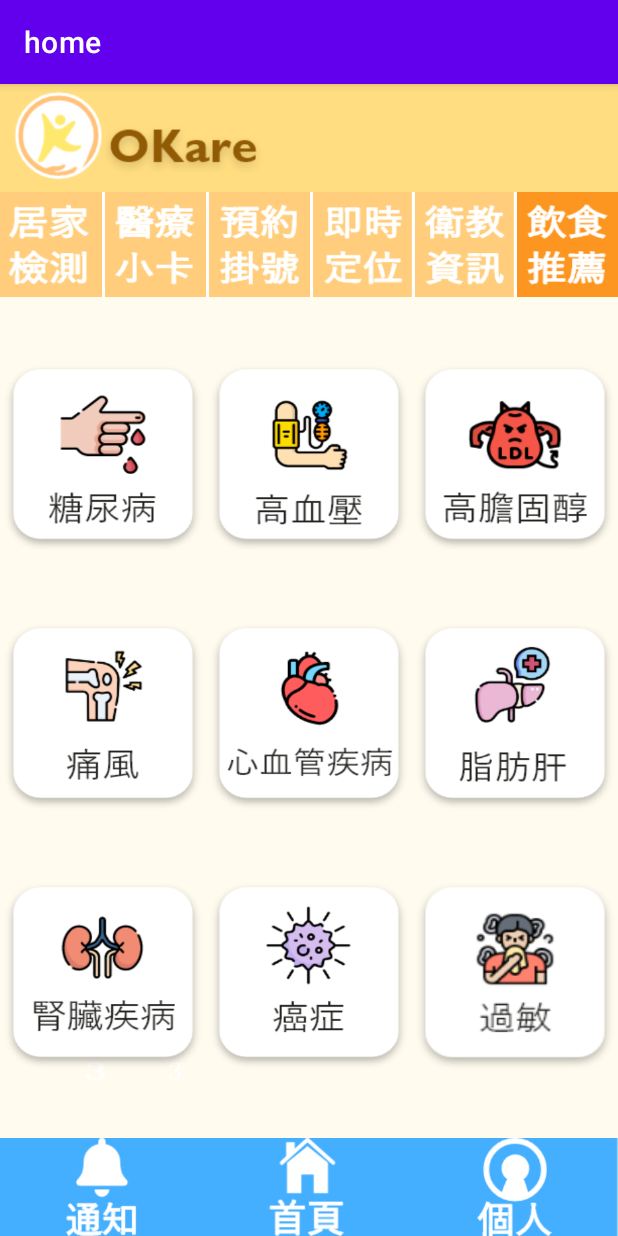
After one commit to JoyLinnnn/OKare, an Android app: the commendMain screen opened directly, with no data from a screen before it, on a phone screen of 412 x 824 dp. The commit adds this screen. Run offline under Robolectric (Android 15) with nearby library versions, the phone set to English and light mode, and no system bars.

Commit message:
修改完成0608

```diff
--- a/app/src/main/AndroidManifest.xml
+++ b/app/src/main/AndroidManifest.xml
@@ -11,7 +11,9 @@
         android:roundIcon="@mipmap/ic_launcher_round"
         android:supportsRtl="true"
         android:theme="@style/Theme.Home">
-        <activity android:name=".Personal"></activity>
+        <activity android:name=".comm_01"></activity>
+        <activity android:name=".commendMain" />
+        <activity android:name=".Personal" />
         <activity android:name=".Medicine" />
         <activity android:name=".Doctor" />
         <activity android:name=".MedicalCard" />
--- /dev/null
+++ b/app/src/main/java/com/example/home/commendMain.java
@@ -0,0 +1,69 @@
+package com.example.home;
+
+import androidx.appcompat.app.AppCompatActivity;
+
+import android.content.Intent;
+import android.os.Bundle;
+import android.view.View;
+import android.widget.ImageButton;
+
+public class commendMain extends AppCompatActivity {
+
+    @Override
+    protected void onCreate(Bundle savedInstanceState) {
+        super.onCreate(savedInstanceState);
+        setContentView(R.layout.activity_commend_main);
+
+        ImageButton 通_通知_IB=findViewById(R.id.通_通知_IB);
+        通_通知_IB.setOnClickListener(new View.OnClickListener() {
+            @Override
+            public void onClick(View v) {
+                Intent intent=new Intent(commendMain.this,noti.class);
+                startActivity(intent);
+            }
+        });
+        ImageButton 通_個人_IB=findViewById(R.id.通_個人_IB);
+        通_個人_IB.setOnClickListener(new View.OnClickListener() {
+            @Override
+            public void onClick(View v) {
+                Intent intent=new Intent(commendMain.this,Personal.class);
+                startActivity(intent);
+            }
+        });
+
+
+        ImageButton 飲_居家檢測_IB=findViewById(R.id.飲_居家檢測_IB);
+        飲_居家檢測_IB.setOnClickListener(new View.OnClickListener() {
+            @Override
+            public void onClick(View v) {
+                Intent intent=new Intent(commendMain.this,MainActivity.class);
+                startActivity(intent);
+            }
+        });
+        ImageButton 飲_醫療小卡_IB=findViewById(R.id.飲_醫療小卡_IB);
+        飲_醫療小卡_IB.setOnClickListener(new View.OnClickListener() {
+            @Override
+            public void onClick(View v) {
+                Intent intent=new Intent(commendMain.this,MedicalCard.class);
+                startActivity(intent);
+            }
+        });
+        ImageButton 飲_衛教資訊_IB=findViewById(R.id.飲_衛教資訊_IB);
+        飲_衛教資訊_IB.setOnClickListener(new View.OnClickListener() {
+            @Override
+            public void onClick(View v) {
+                Intent intent=new Intent(commendMain.this,edu_main.class);
+                startActivity(intent);
+            }
+        });
+        ImageButton 飲_飲食推薦_IB=findViewById(R.id.飲_飲食推薦_IB);
+        飲_飲食推薦_IB.setOnClickListener(new View.OnClickListener() {
+            @Override
+            public void onClick(View v) {
+                Intent intent=new Intent(commendMain.this,commendMain.class);
+                startActivity(intent);
+            }
+        });
+
+    }
+}
--- /dev/null
+++ b/app/src/main/res/layout/activity_commend_main.xml
@@ -0,0 +1,269 @@
+<?xml version="1.0" encoding="utf-8"?>
+<androidx.constraintlayout.widget.ConstraintLayout xmlns:android="http://schemas.android.com/apk/res/android"
+    xmlns:app="http://schemas.android.com/apk/res-auto"
+    xmlns:tools="http://schemas.android.com/tools"
+    android:layout_width="match_parent"
+    android:layout_height="match_parent"
+    tools:context=".commendMain">
+
+    <ImageView
+        android:id="@+id/衛_OKare_IV"
+        android:layout_width="wrap_content"
+        android:layout_height="72dp"
+        android:background="@color/upcolor"
+        android:contentDescription="@string/app_name"
+        app:layout_constraintEnd_toEndOf="parent"
+        app:layout_constraintStart_toStartOf="parent"
+        app:layout_constraintTop_toTopOf="parent"
+        app:srcCompat="@drawable/_up" />
+
+    <ImageView
+        android:id="@+id/通_藍底_IV"
+        android:layout_width="wrap_content"
+        android:layout_height="65dp"
+        android:background="@drawable/_downblue"
+        android:contentDescription="@string/app_name"
+        app:layout_constraintBottom_toBottomOf="parent"
+        app:layout_constraintEnd_toEndOf="parent"
+        app:layout_constraintStart_toStartOf="parent"
+        app:srcCompat="@drawable/_downblue" />
+
+    <LinearLayout
+        android:id="@+id/linearLayout"
+        android:layout_width="wrap_content"
+        android:layout_height="70dp"
+        android:orientation="horizontal"
+        app:layout_constraintEnd_toEndOf="parent"
+        app:layout_constraintStart_toStartOf="parent"
+        app:layout_constraintTop_toBottomOf="@+id/衛_OKare_IV">
+
+        <ImageButton
+            android:id="@+id/飲_居家檢測_IB"
+            android:layout_width="wrap_content"
+            android:layout_height="wrap_content"
+            android:layout_marginRight="2dp"
+            android:layout_weight="1"
+            android:background="@drawable/_homeyellow"
+            android:scaleType="fitXY"
+            app:srcCompat="@drawable/_homeyellow" />
+
+        <ImageButton
+            android:id="@+id/飲_醫療小卡_IB"
+            android:layout_width="wrap_content"
+            android:layout_height="wrap_content"
+            android:layout_marginRight="2dp"
+            android:layout_weight="1"
+            android:background="@drawable/_up2"
+            android:scaleType="fitXY"
+            app:srcCompat="@drawable/_up2" />
+
+        <ImageButton
+            android:id="@+id/飲_預約掛號_IB"
+            android:layout_width="wrap_content"
+            android:layout_height="wrap_content"
+            android:layout_marginRight="2dp"
+            android:layout_weight="1"
+            android:background="@drawable/_up4"
+            android:scaleType="fitXY"
+            app:srcCompat="@drawable/_up3" />
+
+        <ImageButton
+            android:id="@+id/飲_即時定位_IB"
+            android:layout_width="wrap_content"
+            android:layout_height="wrap_content"
+            android:layout_marginRight="2dp"
+            android:layout_weight="1"
+            android:background="@drawable/_up5"
+            android:scaleType="fitXY"
+            app:srcCompat="@drawable/_up4" />
+
+        <ImageButton
+            android:id="@+id/飲_衛教資訊_IB"
+            android:layout_width="wrap_content"
+            android:layout_height="wrap_content"
+            android:layout_marginRight="2dp"
+            android:layout_weight="1"
+            android:background="@drawable/_up5"
+            android:scaleType="fitXY"
+            app:srcCompat="@drawable/_up5" />
+
+        <ImageButton
+            android:id="@+id/飲_飲食推薦_IB"
+            android:layout_width="wrap_content"
+            android:layout_height="wrap_content"
+            android:layout_weight="1"
+            android:background="@drawable/_orange_drink"
+            android:scaleType="fitXY"
+            app:srcCompat="@drawable/_orange_drink" />
+
+    </LinearLayout>
+
+    <LinearLayout
+        android:layout_width="0dp"
+        android:layout_height="65dp"
+        android:layout_weight="1"
+        android:orientation="horizontal"
+        app:layout_constraintBottom_toBottomOf="parent"
+        app:layout_constraintEnd_toEndOf="parent"
+        app:layout_constraintStart_toStartOf="parent">
+
+        <ImageButton
+            android:id="@+id/通_通知_IB"
+            android:layout_width="wrap_content"
+            android:layout_height="wrap_content"
+            android:layout_weight="1"
+            android:background="@android:color/transparent"
+            android:scaleType="fitCenter"
+            app:srcCompat="@drawable/_down1" />
+
+        <ImageButton
+            android:id="@+id/通_首頁_IB"
+            android:layout_width="wrap_content"
+            android:layout_height="wrap_content"
+            android:layout_weight="1"
+            android:background="@android:color/transparent"
+            android:scaleType="fitCenter"
+            app:srcCompat="@drawable/_down2" />
+
+        <ImageButton
+            android:id="@+id/通_個人_IB"
+            android:layout_width="wrap_content"
+            android:layout_height="wrap_content"
+            android:layout_weight="1"
+            android:background="@android:color/transparent"
+            android:scaleType="fitCenter"
+            app:srcCompat="@drawable/_down3" />
+
+    </LinearLayout>
+
+    <ImageView
+        android:id="@+id/飲_中間黃框_IV"
+        android:layout_width="wrap_content"
+        android:layout_height="0dp"
+        android:background="@drawable/_yellowbackground"
+        app:layout_constraintBottom_toTopOf="@+id/通_藍底_IV"
+        app:layout_constraintEnd_toEndOf="parent"
+        app:layout_constraintHorizontal_bias="1.0"
+        app:layout_constraintStart_toStartOf="parent"
+        app:layout_constraintTop_toBottomOf="@+id/linearLayout"
+        app:layout_constraintVertical_bias="1.0"
+        app:srcCompat="@drawable/_yellowbackground" />
+
+    <LinearLayout
+        android:id="@+id/linearLayout2"
+        android:layout_width="0dp"
+        android:layout_height="130dp"
+        android:orientation="horizontal"
+        app:layout_constraintBottom_toTopOf="@+id/linearLayout3"
+        app:layout_constraintEnd_toEndOf="@+id/飲_中間黃框_IV"
+        app:layout_constraintStart_toStartOf="@+id/飲_中間黃框_IV"
+        app:layout_constraintTop_toBottomOf="@+id/linearLayout">
+
+        <ImageButton
+            android:id="@+id/飲_糖尿病框_IB"
+            android:layout_width="wrap_content"
+            android:layout_height="wrap_content"
+            android:layout_weight="1"
+            android:background="@drawable/_d1"
+            android:scaleType="fitXY"
+            app:srcCompat="@drawable/_d1" />
+
+        <ImageButton
+            android:id="@+id/飲_高血壓框_IB"
+            android:layout_width="wrap_content"
+            android:layout_height="wrap_content"
+            android:layout_weight="1"
+            android:background="@drawable/_d2"
+            android:scaleType="fitXY"
+            app:srcCompat="@drawable/_d2" />
+
+        <ImageButton
+            android:id="@+id/飲_高膽固醇框_IB"
+            android:layout_width="wrap_content"
+            android:layout_height="wrap_content"
+            android:layout_weight="1"
+            android:background="@drawable/_d3"
+            android:scaleType="fitXY"
+            app:srcCompat="@drawable/_d3" />
+
+    </LinearLayout>
+
+    <LinearLayout
+        android:id="@+id/linearLayout3"
+        android:layout_width="0dp"
+        android:layout_height="130dp"
+        android:layout_weight="1"
+        android:orientation="horizontal"
+        app:layout_constraintBottom_toTopOf="@+id/通_藍底_IV"
+        app:layout_constraintEnd_toEndOf="@+id/飲_中間黃框_IV"
+        app:layout_constraintStart_toStartOf="parent"
+        app:layout_constraintTop_toBottomOf="@+id/linearLayout">
+
+        <ImageButton
+            android:id="@+id/飲_痛風框_IB"
+            android:layout_width="wrap_content"
+            android:layout_height="wrap_content"
+            android:layout_weight="1"
+            android:background="@drawable/_d4"
+            android:scaleType="fitXY"
+            app:srcCompat="@drawable/_d4" />
+
+        <ImageButton
+            android:id="@+id/飲_心血管疾病框_IB"
+            android:layout_width="wrap_content"
+            android:layout_height="wrap_content"
+            android:layout_weight="1"
+            android:background="@drawable/_d5"
+            android:scaleType="fitXY"
+            app:srcCompat="@drawable/_d5" />
+
+        <ImageButton
+            android:id="@+id/飲_脂肪肝框_IB"
+            android:layout_width="wrap_content"
+            android:layout_height="wrap_content"
+            android:layout_weight="1"
+            android:background="@drawable/_d6"
+            android:scaleType="fitXY"
+            app:srcCompat="@drawable/_d6" />
+
+    </LinearLayout>
+
+    <LinearLayout
+        android:layout_width="0dp"
+        android:layout_height="130dp"
+        android:orientation="horizontal"
+        app:layout_constraintBottom_toTopOf="@+id/通_藍底_IV"
+        app:layout_constraintEnd_toEndOf="parent"
+        app:layout_constraintStart_toStartOf="parent"
+        app:layout_constraintTop_toBottomOf="@+id/linearLayout3">
+
+        <ImageButton
+            android:id="@+id/飲_腎臟疾病框_IB"
+            android:layout_width="wrap_content"
+            android:layout_height="wrap_content"
+            android:layout_weight="1"
+            android:background="@drawable/_d7"
+            android:scaleType="fitXY"
+            app:srcCompat="@drawable/_d7" />
+
+        <ImageButton
+            android:id="@+id/飲_癌症框_IB"
+            android:layout_width="wrap_content"
+            android:layout_height="wrap_content"
+            android:layout_weight="1"
+            android:background="@drawable/_d8"
+            android:scaleType="fitXY"
+            app:srcCompat="@drawable/_d8" />
+
+        <ImageButton
+            android:id="@+id/飲_過敏框_IB"
+            android:layout_width="wrap_content"
+            android:layout_height="wrap_content"
+            android:layout_weight="1"
+            android:background="@drawable/_d8"
+            android:scaleType="fitXY"
+            app:srcCompat="@drawable/_w7" />
+
+    </LinearLayout>
+
+</androidx.constraintlayout.widget.ConstraintLayout>
```
Also changed, not shown: app/src/main/java/com/example/home/MainActivity.java (+35 -1 lines), app/src/main/java/com/example/home/Personal.java (+20 -0 lines), app/src/main/java/com/example/home/comm_01.java (added, +14 -0 lines), app/src/main/java/com/example/home/edu_main.java (+42 -0 lines), app/src/main/java/com/example/home/noti.java (+20 -0 lines), app/src/main/res/layout/activity_comm_01.xml (added, +193 -0 lines), app/src/main/res/drawable/_d1.png (added), app/src/main/res/drawable/_d2.png (added), app/src/main/res/drawable/_d3.png (added), app/src/main/res/drawable/_d4.png (added), app/src/main/res/drawable/_d5.png (added), app/src/main/res/drawable/_d6.png (added), app/src/main/res/drawable/_d7.png (added), app/src/main/res/drawable/_d8.png (added), 1 more files.
